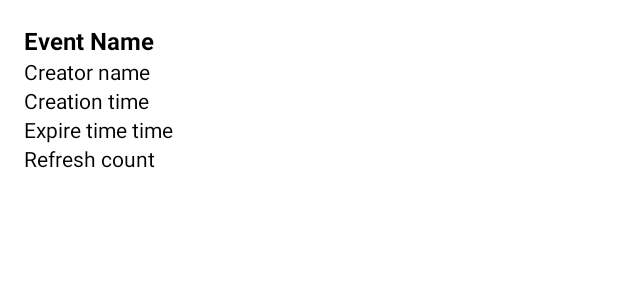
After one commit to przemek196/TrafficEventsApp, an Android app: the layout marker_info.xml on its own in the app's theme, with its tools: preview values and no code run, on a phone screen of 412 x 824 dp. The commit adds this screen. Shown: the top 300 px of the screen. Run offline under Robolectric (Android 15) with nearby library versions, the phone set to English and light mode, and no system bars.

Commit message:
Attempt to add updating markers

```diff
--- /dev/null
+++ b/app/src/main/res/layout/marker_info.xml
@@ -0,0 +1,50 @@
+<?xml version="1.0" encoding="utf-8"?>
+<LinearLayout xmlns:android="http://schemas.android.com/apk/res/android"
+    android:layout_width="match_parent"
+    android:layout_height="wrap_content"
+    android:orientation="vertical"
+    android:padding="16dp">
+
+    <TextView
+        android:id="@+id/eventName"
+        android:layout_width="match_parent"
+        android:layout_height="wrap_content"
+        android:text="Event Name"
+        android:textColor="@color/black"
+        android:textSize="16sp"
+        android:textStyle="bold" />
+
+    <TextView
+        android:id="@+id/creatorName"
+        android:layout_width="match_parent"
+        android:layout_height="wrap_content"
+        android:text="Creator name"
+        android:textColor="@color/black"
+        android:textSize="14sp" />
+
+    <TextView
+        android:id="@+id/creationTime"
+        android:layout_width="match_parent"
+        android:layout_height="wrap_content"
+        android:text="Creation time"
+        android:textColor="@color/black"
+        android:textSize="14sp" />
+
+    <TextView
+        android:id="@+id/expireTime"
+        android:layout_width="match_parent"
+        android:layout_height="wrap_content"
+        android:text="Expire time time"
+        android:textColor="@color/black"
+        android:textSize="14sp" />
+
+    <TextView
+        android:id="@+id/refreshCount"
+        android:layout_width="match_parent"
+        android:layout_height="wrap_content"
+        android:text="Refresh count"
+        android:textColor="@color/black"
+        android:textSize="14sp" />
+
+
+</LinearLayout>
--- a/app/src/main/res/values/strings.xml
+++ b/app/src/main/res/values/strings.xml
@@ -30,4 +30,7 @@
     <string name="dummy_button">Dummy Button</string>
     <string name="dummy_content">DUMMY\nCONTENT</string>
     <string name="logo_icon">Logo Icon</string>
+    <string name="speed_cntrl">Kontrola prędkości</string>
+    <string name="traff_acc">Zdarzenie drogowe</string>
+    <string name="polic_car">Radiowóz policyjny</string>
 </resources>
```
Also changed, not shown: app/src/main/java/com/example/trafficeventsapp/DatabaseClass.java (+297 -12 lines), app/src/main/java/com/example/trafficeventsapp/MapActivity.java (+142 -37 lines), app/src/main/java/com/example/trafficeventsapp/Marker.java (+12 -0 lines).
